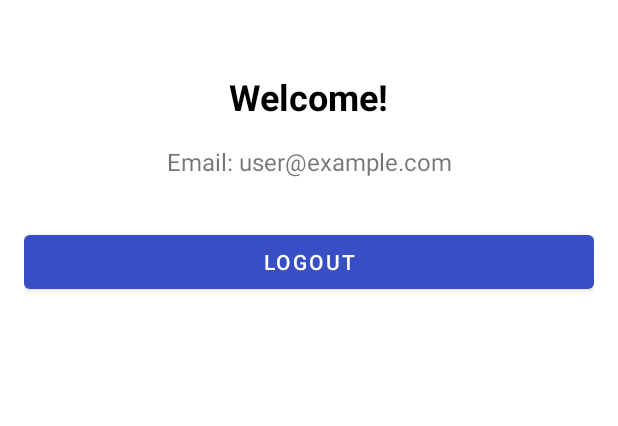
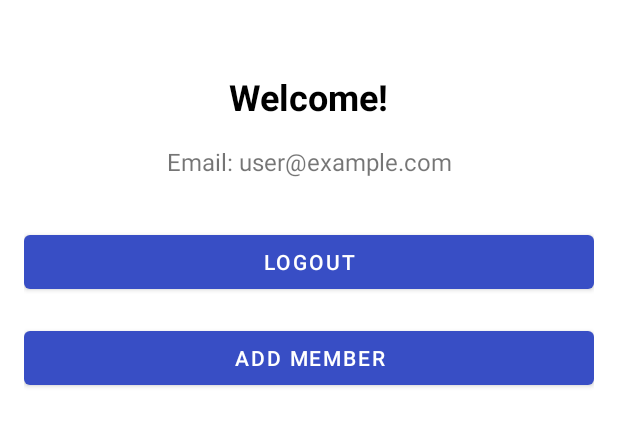
Before and after one commit to dnechv/cmpt276_ProjectApp, an Android app: the layout activity_profile.xml on its own in the app's theme, with its tools: preview values and no code run, on a phone screen of 412 x 824 dp. Shown: the top 426 px of the screen. Run offline under Robolectric (Android 15) with nearby library versions, the phone set to English and light mode, and no system bars.

Commit message:
add patient dialog -kris

```diff
--- a/app/src/main/AndroidManifest.xml
+++ b/app/src/main/AndroidManifest.xml
@@ -37,6 +37,7 @@
         <!-- Profile Activity -->
         <activity android:name=".controllers.ProfileActivity" />
         <activity android:name=".controllers.LoginActivity" />
+        <activity android:name=".controllers.UploadActivity" />
 
 
     </application>
--- a/app/src/main/res/layout/activity_profile.xml
+++ b/app/src/main/res/layout/activity_profile.xml
@@ -5,8 +5,7 @@
     xmlns:tools="http://schemas.android.com/tools"
     android:layout_width="match_parent"
     android:layout_height="match_parent"
-    android:padding="16dp"
-    tools:context=".ProfileActivity">
+    android:padding="16dp">
 
     <!-- Welcome Text -->
     <TextView
@@ -46,4 +45,26 @@
         app:layout_constraintStart_toStartOf="parent"
         app:layout_constraintTop_toBottomOf="@id/email_text" />
 
+    <!-- Add Member Button -->
+    <Button
+        android:id="@+id/add_member_button"
+        android:layout_width="0dp"
+        android:layout_height="wrap_content"
+        android:layout_marginTop="16dp"
+        android:text="Add Member"
+        app:layout_constraintEnd_toEndOf="parent"
+        app:layout_constraintStart_toStartOf="parent"
+        app:layout_constraintTop_toBottomOf="@id/logout_button" />
+
+    <!-- RecyclerView -->
+    <androidx.recyclerview.widget.RecyclerView
+        android:id="@+id/recycler_view"
+        android:layout_width="0dp"
+        android:layout_height="0dp"
+        android:layout_marginTop="16dp"
+        app:layout_constraintTop_toBottomOf="@id/add_member_button"
+        app:layout_constraintBottom_toBottomOf="parent"
+        app:layout_constraintStart_toStartOf="parent"
+        app:layout_constraintEnd_toEndOf="parent"
+        tools:listitem="@layout/item_patient" />
 </androidx.constraintlayout.widget.ConstraintLayout>
--- /dev/null
+++ b/app/src/main/res/layout/activity_upload.xml
@@ -0,0 +1,6 @@
+<?xml version="1.0" encoding="utf-8"?>
+<androidx.constraintlayout.widget.ConstraintLayout xmlns:android="http://schemas.android.com/apk/res/android"
+    android:layout_width="match_parent"
+    android:layout_height="match_parent">
+
+</androidx.constraintlayout.widget.ConstraintLayout>
--- /dev/null
+++ b/app/src/main/res/layout/item_patient.xml
@@ -0,0 +1,14 @@
+<LinearLayout
+    xmlns:android="http://schemas.android.com/apk/res/android"
+    android:layout_width="match_parent"
+    android:layout_height="wrap_content"
+    android:orientation="horizontal"
+    android:padding="8dp">
+
+    <TextView
+        android:id="@+id/patientIdTextView"
+        android:layout_width="wrap_content"
+        android:layout_height="wrap_content"
+        android:textSize="16sp"
+        android:padding="8dp" />
+</LinearLayout>
```
Also changed, not shown: app/src/main/java/com/example/memoryconnect/adaptor/PatientAdapter.java (added, +61 -0 lines), app/src/main/java/com/example/memoryconnect/controllers/ProfileActivity.java (+108 -18 lines), app/src/main/java/com/example/memoryconnect/controllers/UploadActivity.java (added, +59 -0 lines), app/src/main/res/layout/dialog_add_patient.xml (added, +13 -0 lines).
